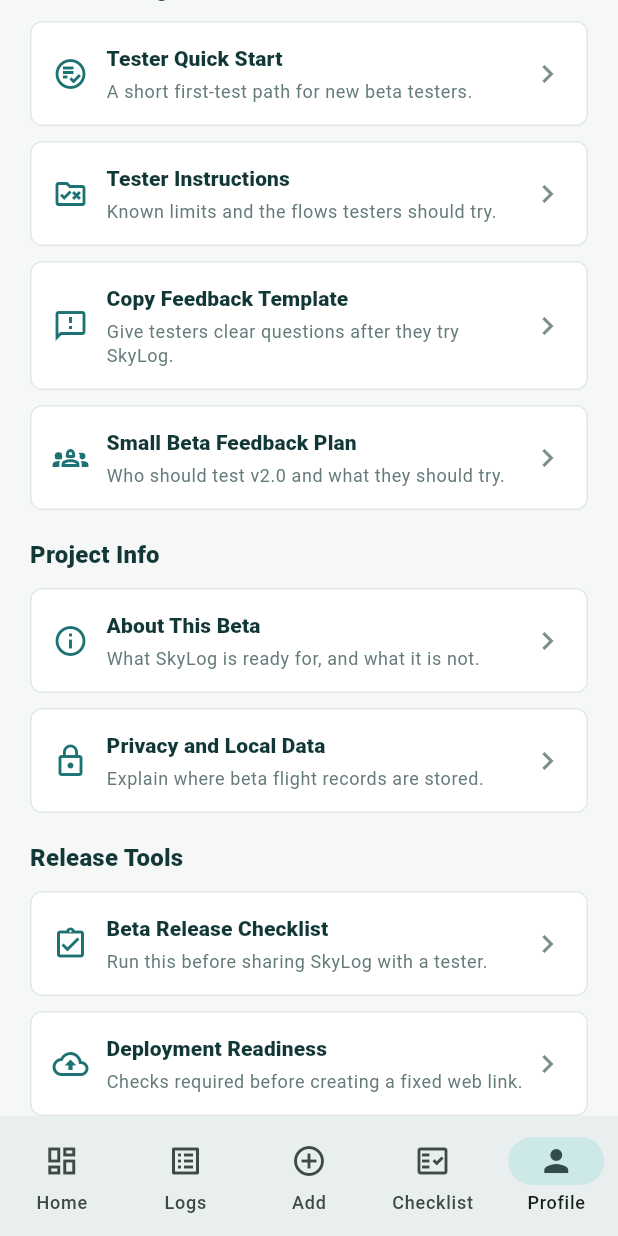
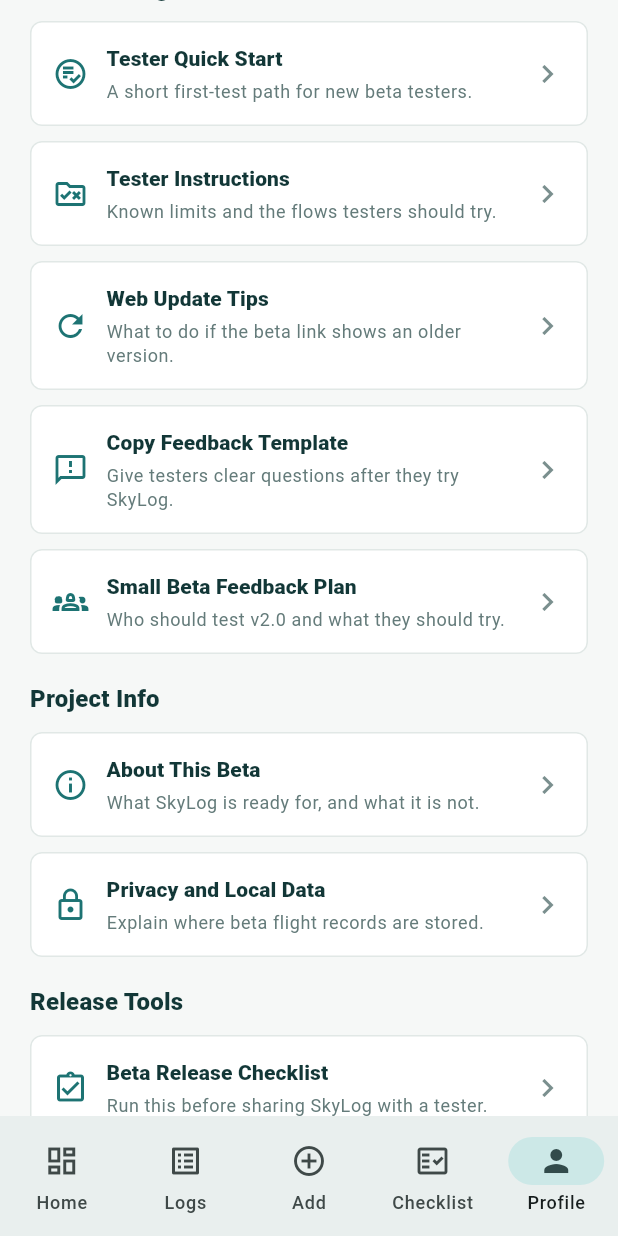
Before and after one commit to HouJue919/skylog, a Flutter app: the screen it shows after launch, item 5 of the bottom bar chosen, scrolled down 576 dp, on a phone screen of 412 x 824 dp. Run offline on Flutter 3.47's test engine with Material 3 defaults, Android fonts, the phone set to English and light mode, and no system bars; our stand-ins replace shared_preferences.

Commit message:
Add web update guidance

```diff
--- a/app/lib/main.dart
+++ b/app/lib/main.dart
@@ -6,8 +6,8 @@ import 'package:shared_preferences/shared_preferences.dart';
 
 const String _flightStorageKey = 'skylog_flights';
 const String _checklistStorageKey = 'skylog_preflight_checklist';
-const String _appVersionLabel = 'SkyLog v2.3';
-const String _appStageLabel = 'Organized Beta Profile';
+const String _appVersionLabel = 'SkyLog v2.4';
+const String _appStageLabel = 'Web Update Guidance';
 const int _preFlightChecklistTotal = 6;
 
 const List<String> _preFlightChecklistItems = [
@@ -1158,6 +1158,45 @@ Please use sample data only. SkyLog stores records locally in this browser and i
     );
   }
 
+  Future<void> _showWebUpdateTips(BuildContext context) async {
+    await showDialog<void>(
+      context: context,
+      builder: (context) {
+        return AlertDialog(
+          title: const Text('Web Update Tips'),
+          content: SingleChildScrollView(
+            child: Text(
+              '''
+If SkyLog looks older than expected:
+
+1. Refresh the page.
+2. Open the link in a private/incognito window.
+3. Try a different browser.
+4. If needed, clear this site's browser data and reopen the link.
+
+Why this happens:
+
+SkyLog is a web app, so browsers may keep an older version cached for faster loading.
+
+The fixed link stays the same:
+
+https://houjue919.github.io/skylog/
+'''
+                  .trim(),
+              style: Theme.of(context).textTheme.bodySmall,
+            ),
+          ),
+          actions: [
+            TextButton(
+              onPressed: () => Navigator.of(context).pop(),
+              child: const Text('Done'),
+            ),
+          ],
+        );
+      },
+    );
+  }
+
   Future<void> _showDeploymentReadiness(BuildContext context) async {
     await showDialog<void>(
       context: context,
@@ -1367,6 +1406,14 @@ Important:
               title: 'Tester Instructions',
               subtitle: 'Known limits and the flows testers should try.',
               onTap: () => _showTesterInstructions(context),
+            ),
+            const SizedBox(height: 10),
+            _SettingsTile(
+              key: const Key('web-update-tips-button'),
+              icon: Icons.refresh_outlined,
+              title: 'Web Update Tips',
+              subtitle: 'What to do if the beta link shows an older version.',
+              onTap: () => _showWebUpdateTips(context),
             ),
             const SizedBox(height: 10),
             _SettingsTile(
@@ -2319,7 +2366,7 @@ class _VersionBanner extends StatelessWidget {
                 ),
                 const SizedBox(height: 8),
                 Text(
-                  'Beta tools are grouped so testers see the right actions first.',
+                  'Helping testers refresh the web beta when browsers cache older versions.',
                   style: Theme.of(context).textTheme.bodySmall?.copyWith(
                     color: const Color(0xFF647B7A),
                   ),
```
Also changed, not shown: 7 other files.
